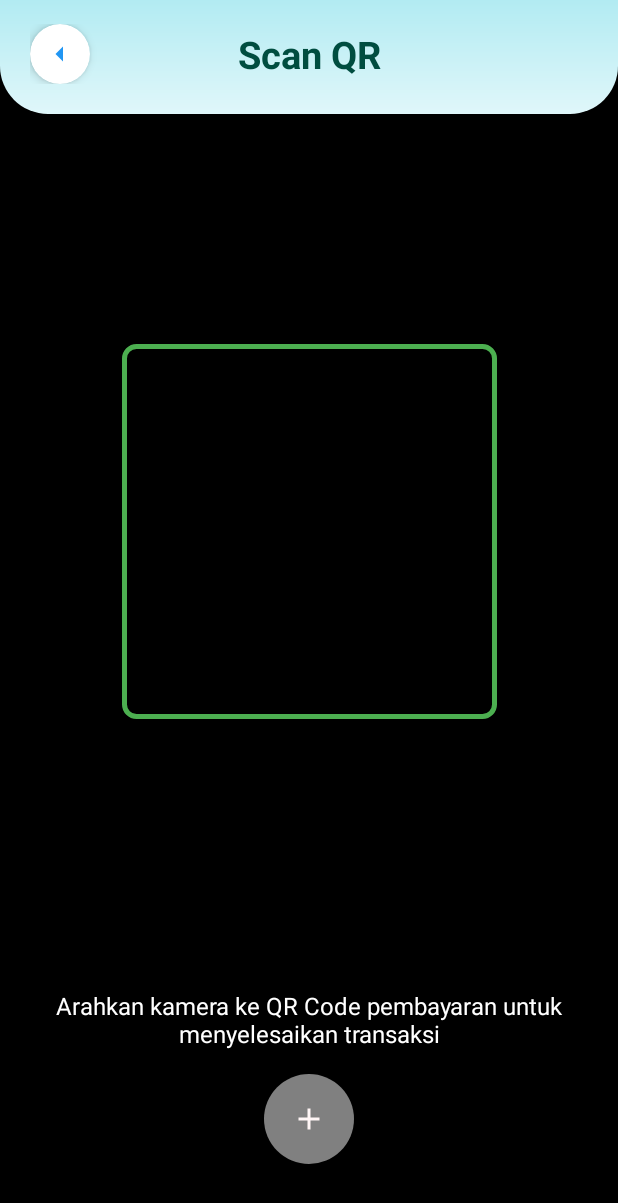
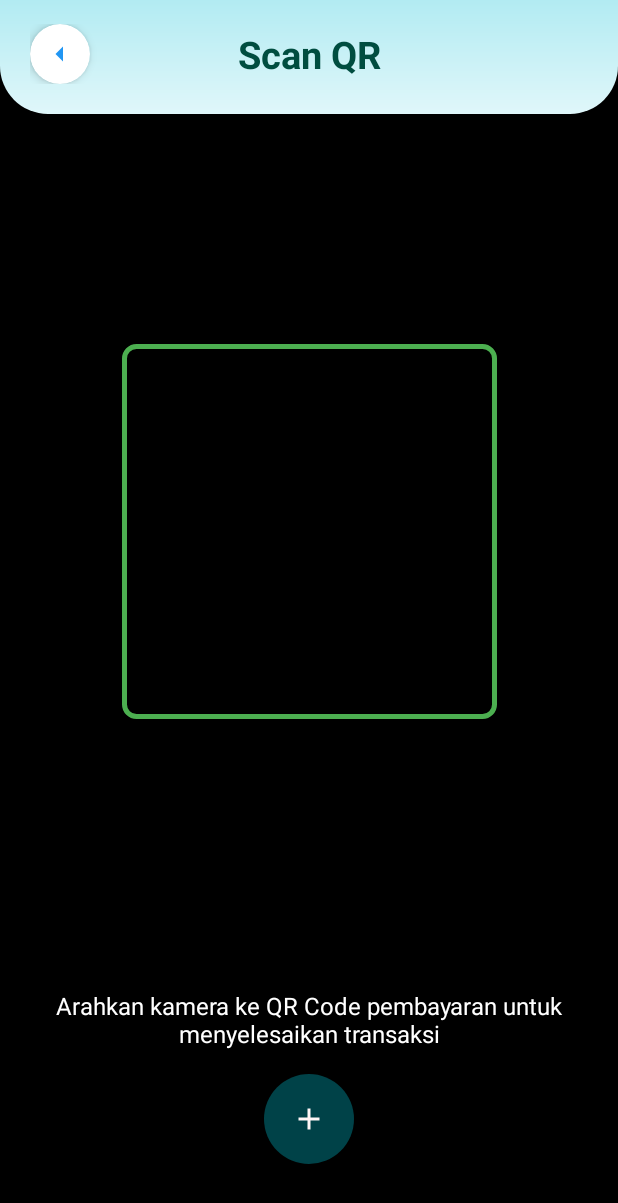
Before and after one commit to zhafraz/MoneGoalApp, an Android app: the ScannerActivity screen opened directly, with no data from a screen before it, on a phone screen of 412 x 824 dp. Shown: the top 1203 px of the screen. Run offline under Robolectric (Android 15) with nearby library versions, the phone set to English and light mode, and no system bars; 1 statement that could not run was skipped.

Commit message:
navbar baru

```diff
--- a/app/src/main/res/layout/activity_scanner.xml
+++ b/app/src/main/res/layout/activity_scanner.xml
@@ -55,6 +55,9 @@
         android:paddingEnd="20dp"
         android:paddingTop="16dp"
         android:paddingBottom="20dp"
+        app:layout_constraintTop_toTopOf="parent"
+        app:layout_constraintStart_toStartOf="parent"
+        app:layout_constraintEnd_toEndOf="parent"
         android:elevation="4dp">
 
         <LinearLayout
@@ -120,6 +123,7 @@
         android:background="@drawable/bg_circular_button_translucent"
         android:contentDescription="Tombol Flash/Senter"
         android:padding="16dp"
+        android:backgroundTint="#00838F"
         android:src="@drawable/baseline_add_24"
         app:layout_constraintBottom_toBottomOf="parent"
         app:layout_constraintEnd_toEndOf="parent"
```
Also changed, not shown: app/src/main/res/drawable/scan.png (added).
